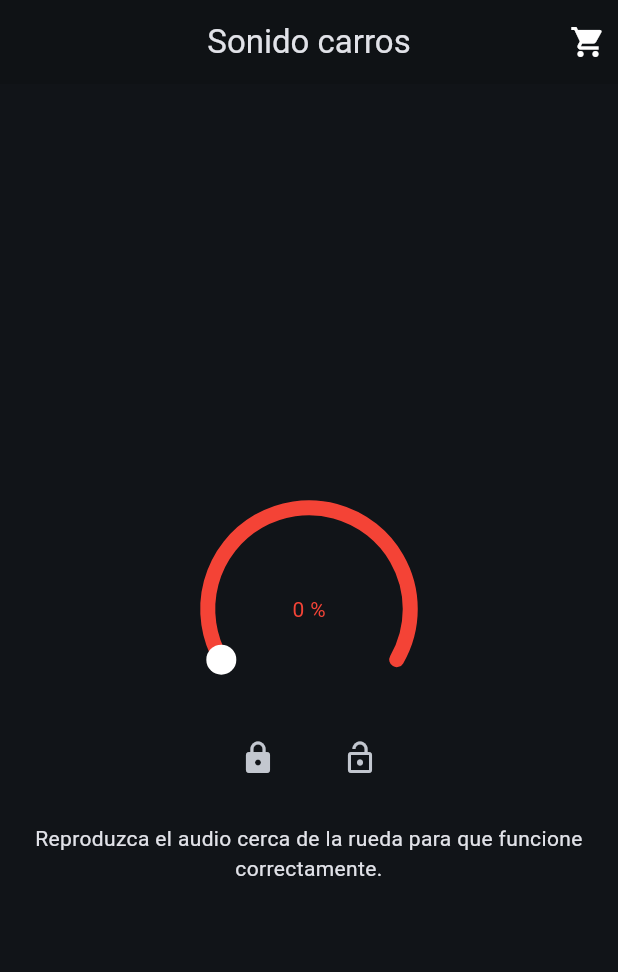
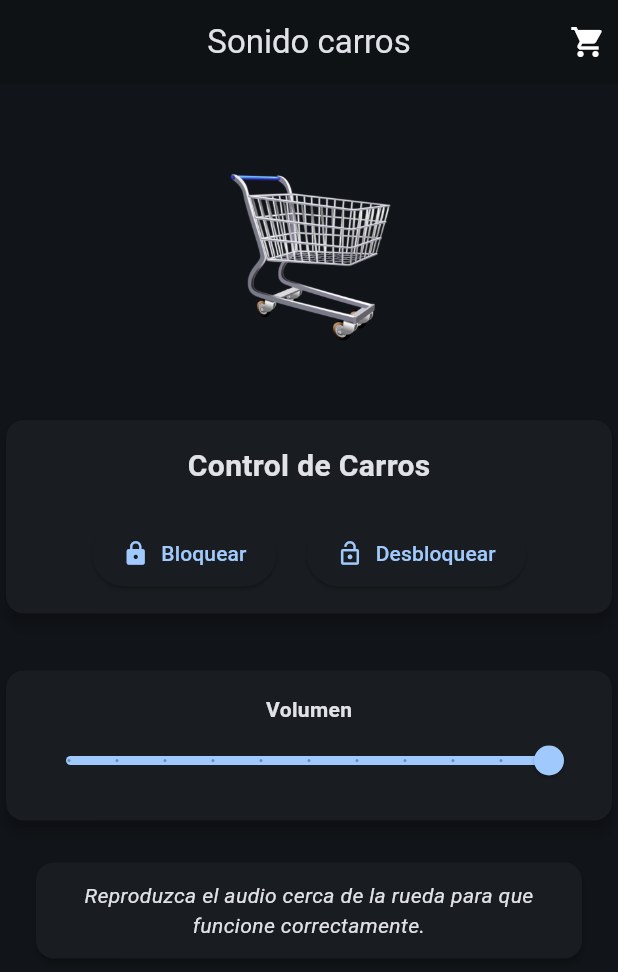
Before and after one commit to dangar16/CartSound, a Flutter app: the screen it shows after launch, on a phone screen of 412 x 824 dp. Shown: the top 972 px of the screen. Run offline on Flutter 3.47's test engine with Material 3 defaults, Android fonts, the phone set to English and light mode, and no system bars; drawn by our look-alikes of sleek_circular_slider; our stand-ins replace audioplayers.

Commit message:
Enhance UI

```diff
--- a/lib/main.dart
+++ b/lib/main.dart
@@ -1,6 +1,5 @@
 import 'package:audioplayers/audioplayers.dart';
 import 'package:flutter/material.dart';
-import 'package:sleek_circular_slider/sleek_circular_slider.dart';
 
 void main() {
   runApp(const MyApp());
@@ -38,7 +37,7 @@ class _MyPageState extends State<MyPage> {
 
   static const alarmLock = "GateKeeperCartKeyLock78.wav";
   static const alarmUnlock = "unlock-cart.wav";
-  double _value = 0;
+  double _value = 1;
 
   @override
   void dispose() {
@@ -66,51 +65,101 @@ class _MyPageState extends State<MyPage> {
       body: Padding(
         padding: const EdgeInsets.fromLTRB(0, 40, 0, 0),
         child: Center(
+          child:
+              Column(crossAxisAlignment: CrossAxisAlignment.center, children: [
+            Image.asset(
+              'assets/shopping_cart.png',
+              height: 150,
+              width: 150,
+            ),
+            const SizedBox(height: 30),
+            Card(
+              elevation: 4,
+              child: Padding(
+                padding: const EdgeInsets.all(16.0),
                 child: Column(
-              crossAxisAlignment: CrossAxisAlignment.center,
+                  children: [
+                    const Text(
+                      "Control de Carros",
+                      style: TextStyle(
+                        fontSize: 20,
+                        fontWeight: FontWeight.bold,
+                      ),
+                    ),
+                    const SizedBox(height: 20),
+                    Row(
                       mainAxisAlignment: MainAxisAlignment.center,
                       children: [
-                SleekCircularSlider(
-                  appearance: CircularSliderAppearance(
-                      customWidths: CustomSliderWidths(
-                          trackWidth: 10.0, handlerSize: 10.0),
-                      customColors: CustomSliderColors(trackColor: Colors.red),
-                      infoProperties: InfoProperties(
-                          mainLabelStyle: const TextStyle(color: Colors.red))),
-                  initialValue: 0,
-                  onChange: (value) => {
-                    setState(() {
-                      _value = value;
-                    })
-                  },
-                  min: 0,
-                  max: 100,
-                ),
-                Row(
-                  mainAxisAlignment: MainAxisAlignment.center,
-                  crossAxisAlignment: CrossAxisAlignment.center,
-                  children: [
-                    IconButton(
+                        ElevatedButton.icon(
                           onPressed: () {
                             playAudioFromSource(alarmLock, _value);
                           },
-                        icon: const Icon(Icons.lock)),
-                    const SizedBox(
-                      width: 20,
+                          icon: const Icon(Icons.lock),
+                          label: const Text("Bloquear"),
+                          style: ElevatedButton.styleFrom(
+                            padding: const EdgeInsets.symmetric(
+                                horizontal: 20, vertical: 12),
                           ),
-                    IconButton(
+                        ),
+                        const SizedBox(width: 20),
+                        ElevatedButton.icon(
                           onPressed: () {
                             playAudioFromSource(alarmUnlock, _value);
                           },
-                        icon: const Icon(Icons.lock_open)),
+                          icon: const Icon(Icons.lock_open),
+                          label: const Text("Desbloquear"),
+                          style: ElevatedButton.styleFrom(
+                            padding: const EdgeInsets.symmetric(
+                                horizontal: 20, vertical: 12),
+                          ),
+                        ),
                       ],
                     ),
-                const SizedBox(
-                  height: 20,
+                  ],
                 ),
+              ),
+            ),
+            const SizedBox(height: 30),
+            Card(
+              elevation: 4,
+              child: Padding(
+                padding: const EdgeInsets.all(16.0),
+                child: Column(
+                  children: [
                     const Text(
+                      "Volumen",
+                      style: TextStyle(fontWeight: FontWeight.bold),
+                    ),
+                    Slider(
+                      value: _value,
+                      min: 0.0,
+                      max: 1.0,
+                      divisions: 10,
+                      label: "${(_value * 100).toStringAsFixed(0)}%",
+                      onChanged: (value) {
+                        setState(() {
+                          _value = value;
+                        });
+                      },
+                    ),
+                  ],
+                ),
+              ),
+            ),
+            const SizedBox(height: 20),
+            const Padding(
+              padding: EdgeInsets.symmetric(horizontal: 20),
+              child: Card(
+                elevation: 2,
+                child: Padding(
+                  padding: EdgeInsets.all(12.0),
+                  child: Text(
                     "Reproduzca el audio cerca de la rueda para que funcione correctamente.",
                     textAlign: TextAlign.center,
+                    style: TextStyle(fontStyle: FontStyle.italic),
+                  ),
+                ),
+              ),
             ),
           ]),
         ),
--- a/pubspec.yaml
+++ b/pubspec.yaml
@@ -65,6 +65,7 @@ flutter:
   assets:
     - assets/GateKeeperCartKeyLock78.wav
     - assets/unlock-cart.wav
+    - assets/shopping_cart.png
   # An image asset can refer to one or more resolution-specific "variants", see
   # https://flutter.dev/assets-and-images/#resolution-aware
 
```
Also changed, not shown: assets/shopping_cart.png (added). Lines whose indentation alone changed are shown as unchanged.
